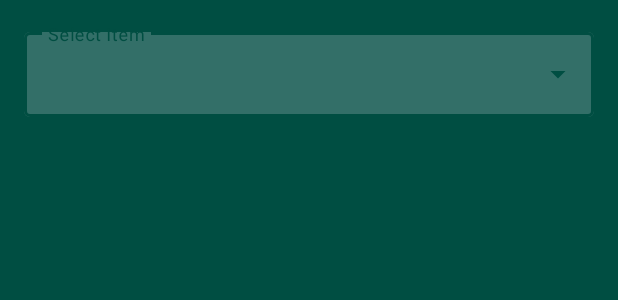
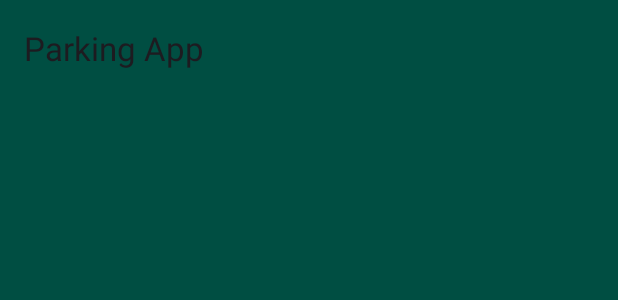
Before and after one commit to jeannamatthews-classes/group-project-parking, an Android app: the layout activity_main.xml on its own in the app's theme, with its tools: preview values and no code run, on a phone screen of 412 x 824 dp. Shown: the top 300 px of the screen. Run offline under Robolectric (Android 15) with nearby library versions, the light colour scheme and no system bars.

Commit message:
Initial App commit

```diff
--- /dev/null
+++ b/app/src/main/res/drawable/favorites_icon.xml
@@ -0,0 +1,9 @@
+<vector xmlns:android="http://schemas.android.com/apk/res/android"
+    android:width="800dp"
+    android:height="800dp"
+    android:viewportWidth="24"
+    android:viewportHeight="24">
+  <path
+      android:pathData="M12.672,2.76L14.516,6.504L13.75,6.505L13.649,6.508L13.547,6.515L13.447,6.525L13.29,6.552C12.258,6.767 11.5,7.679 11.5,8.755C11.5,9.92 12.386,10.879 13.521,10.993L13.677,11.004L13.649,11.003L13.547,11.01L13.447,11.021L13.29,11.047C12.313,11.251 11.581,12.08 11.506,13.082L11.5,13.25L11.505,13.404C11.581,14.522 12.472,15.415 13.589,15.494L13.75,15.5L14,15.501L13.75,15.502L13.649,15.505L13.547,15.512L13.447,15.522L13.29,15.549C12.313,15.752 11.581,16.582 11.506,17.583L11.5,17.751L11.505,17.906C11.524,18.185 11.594,18.45 11.705,18.692L6.626,21.368C6.075,21.658 5.431,21.19 5.537,20.577L6.568,14.592L2.216,10.356C1.77,9.922 2.016,9.165 2.632,9.077L8.643,8.208L11.326,2.76C11.601,2.201 12.397,2.201 12.672,2.76ZM21.25,17.001C21.664,17.001 22,17.337 22,17.751C22,18.131 21.718,18.445 21.352,18.495L21.25,18.501H13.75C13.336,18.501 13,18.166 13,17.751C13,17.372 13.282,17.058 13.648,17.008L13.75,17.001H21.25ZM21.25,12.5C21.664,12.5 22,12.836 22,13.25C22,13.63 21.718,13.943 21.352,13.993L21.25,14H13.75C13.336,14 13,13.664 13,13.25C13,12.87 13.282,12.557 13.648,12.507L13.75,12.5H21.25ZM21.25,8.005C21.664,8.005 22,8.341 22,8.755C22,9.135 21.718,9.448 21.352,9.498L21.25,9.505H13.75C13.336,9.505 13,9.169 13,8.755C13,8.375 13.282,8.061 13.648,8.012L13.75,8.005H21.25Z"
+      android:fillColor="#212121"/>
+</vector>
--- /dev/null
+++ b/app/src/main/res/drawable/history_icon.xml
@@ -0,0 +1,10 @@
+<vector xmlns:android="http://schemas.android.com/apk/res/android"
+    android:width="800dp"
+    android:height="800dp"
+    android:viewportWidth="24"
+    android:viewportHeight="24">
+  <path
+      android:pathData="M5.011,11.575L6.293,10.293C6.683,9.902 7.317,9.902 7.707,10.293C8.098,10.683 8.098,11.317 7.707,11.707L4.707,14.707C4.52,14.895 4.265,15 4,15C3.735,15 3.48,14.895 3.293,14.707L0.293,11.707C-0.098,11.317 -0.098,10.683 0.293,10.293C0.683,9.902 1.317,9.902 1.707,10.293L3.008,11.594C3.221,6.259 7.613,2 13,2C18.523,2 23,6.477 23,12C23,17.523 18.523,22 13,22C9.858,22 7.054,20.55 5.223,18.286C4.875,17.857 4.942,17.227 5.371,16.88C5.8,16.533 6.43,16.599 6.777,17.028C8.246,18.843 10.487,20 13,20C17.418,20 21,16.418 21,12C21,7.582 17.418,4 13,4C8.724,4 5.232,7.354 5.011,11.575ZM13,5C13.552,5 14,5.448 14,6V11.586L16.707,14.293C17.098,14.683 17.098,15.317 16.707,15.707C16.317,16.098 15.683,16.098 15.293,15.707L12.293,12.707C12.105,12.52 12,12.265 12,12V6C12,5.448 12.448,5 13,5Z"
+      android:fillColor="#000000"
+      android:fillType="evenOdd"/>
+</vector>
--- /dev/null
+++ b/app/src/main/res/drawable/search_icon.xml
@@ -0,0 +1,13 @@
+<vector xmlns:android="http://schemas.android.com/apk/res/android"
+    android:width="800dp"
+    android:height="800dp"
+    android:viewportWidth="24"
+    android:viewportHeight="24">
+  <path
+      android:pathData="M15.795,15.811L21,21M18,10.5C18,14.642 14.642,18 10.5,18C6.358,18 3,14.642 3,10.5C3,6.358 6.358,3 10.5,3C14.642,3 18,6.358 18,10.5Z"
+      android:strokeLineJoin="round"
+      android:strokeWidth="2"
+      android:fillColor="#00000000"
+      android:strokeColor="#000000"
+      android:strokeLineCap="round"/>
+</vector>
--- a/app/src/main/res/layout/activity_main.xml
+++ b/app/src/main/res/layout/activity_main.xml
@@ -1,26 +1,36 @@
 <?xml version="1.0" encoding="utf-8"?>
-<androidx.coordinatorlayout.widget.CoordinatorLayout xmlns:android="http://schemas.android.com/apk/res/android"
+<androidx.drawerlayout.widget.DrawerLayout
+    xmlns:android="http://schemas.android.com/apk/res/android"
     xmlns:app="http://schemas.android.com/apk/res-auto"
-    xmlns:tools="http://schemas.android.com/tools"
-    android:id="@+id/main"
+    android:id="@+id/drawer_layout"
     android:layout_width="match_parent"
     android:layout_height="match_parent"
-    tools:context=".MainActivity">
+    android:fitsSystemWindows="true">
 
-    <com.google.android.material.textfield.TextInputLayout
+    <LinearLayout
         android:layout_width="match_parent"
-        android:layout_height="wrap_content"
-        android:layout_margin="16dp"
-        android:hint="@string/select_item"
-        style="@style/Widget.MaterialComponents.TextInputLayout.OutlinedBox.ExposedDropdownMenu"
-        >
-        <AutoCompleteTextView
-            android:id="@+id/auto_complete_text"
+        android:layout_height="match_parent"
+        android:orientation="vertical">
+
+        <androidx.appcompat.widget.Toolbar
+            android:id="@+id/toolbar"
             android:layout_width="match_parent"
-            android:layout_height="wrap_content"
-            android:inputType="none" />
+            android:layout_height="?attr/actionBarSize"
+            android:background="?attr/colorPrimary"
+            app:title="Parking App" />
 
+        <androidx.recyclerview.widget.RecyclerView
+            android:id="@+id/recyclerViewLots"
+            android:layout_width="match_parent"
+            android:layout_height="match_parent"
+            android:padding="8dp" />
+    </LinearLayout>
 
-    </com.google.android.material.textfield.TextInputLayout>
+    <com.google.android.material.navigation.NavigationView
+        android:id="@+id/nav_view"
+        android:layout_width="wrap_content"
+        android:layout_height="match_parent"
+        android:layout_gravity="start"
+        app:menu="@menu/drawer_menu" />
 
-</androidx.coordinatorlayout.widget.CoordinatorLayout>
+</androidx.drawerlayout.widget.DrawerLayout>
--- /dev/null
+++ b/app/src/main/res/menu/drawer_menu.xml
@@ -0,0 +1,23 @@
+<?xml version="1.0" encoding="utf-8"?>
+
+
+
+<menu xmlns:android="http://schemas.android.com/apk/res/android"
+    xmlns:app="http://schemas.android.com/apk/res-auto">
+    <group android:checkableBehavior="single">
+        <item
+            android:id="@+id/nav_search"
+            android:icon="@drawable/search_icon"
+            android:title="Search"
+            app:actionViewClass="androidx.appcompat.widget.SearchView"
+            app:showAsAction="ifRoom|collapseActionView" />
+        <item
+            android:id="@+id/nav_favorites"
+            android:icon="@drawable/favorites_icon"
+            android:title="Favorites" />
+        <item
+            android:id="@+id/nav_recent"
+            android:icon="@drawable/history_icon"
+            android:title="Recent" />
+    </group>
+</menu>
--- a/app/src/main/res/values/colors.xml
+++ b/app/src/main/res/values/colors.xml
@@ -5,5 +5,7 @@
     <color name="green">#004E42</color>
     <color name="gold">#ffcd00</color>
     <color name="green2">#7a9a01</color>
-
+    <color name="lot_high">#ff0000</color>
+    <color name="lot_medium">#ffff00</color>
+    <color name="lot_low">#28D743</color>
 </resources>
```
Also changed, not shown: app/src/main/java/com/zybooks/parkingapp/MainActivity.java (+74 -13 lines), app/src/main/res/drawable/menu_icon.xml (added, +13 -0 lines), app/src/main/res/layout/item_lot.xml (added, +41 -0 lines), app/src/main/res/layout/list_items.xml (deleted, +0 -11 lines), app/src/main/res/values/strings.xml (+13 -0 lines), app/src/main/res/drawable-mdpi/cheel_parking.png (added).
